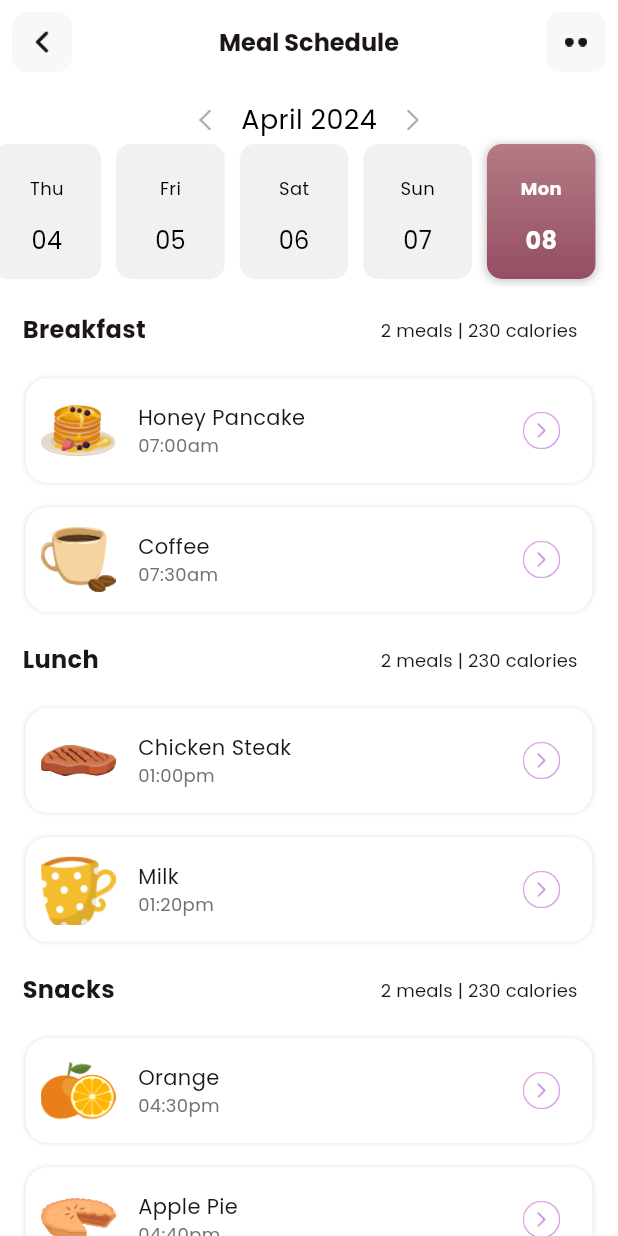
After one commit to 21020286LeMinhChau/FitnessApp, a Flutter app: the MealScheduleView screen opened directly, on a phone screen of 412 x 824 dp. The commit adds this screen. Run offline on Flutter 3.47's test engine with Material 3 defaults, Android fonts, the light colour scheme and no system bars; drawn by our look-alikes of scrollable_positioned_list; our stand-ins replace animated_toggle_switch, carousel_slider, cloud_firestore, firebase_core, fl_chart, fluttertoast and 10 more; missing offline and left inert: dart:ffi, dotted_dashed_line, flutter_config, simple_animation_progress_bar; accounts and stored records are empty; key blocks and very long unbroken strings in the code were emptied for the run.

Commit message:
Meal Schedule

```diff
--- a/lib/common/color_extension.dart
+++ b/lib/common/color_extension.dart
@@ -2,11 +2,11 @@
 import 'package:flutter/material.dart';
 
 class TColor {
-  static Color get primaryColor1 => const Color(0xff92A3FD);
-  static Color get primaryColor2 => const Color(0xff9DCEFF);
+  static Color get primaryColor1 => const Color(0xff944E63);
+  static Color get primaryColor2 => const Color(0xffB47B84);
 
-  static Color get secondaryColor1 => const Color(0xffC58BF2);
-  static Color get secondaryColor2 => const Color(0xffEEA4CE);
+  static Color get secondaryColor1 => const Color(0xff12372A);
+  static Color get secondaryColor2 => const Color(0xff436850);
 
 
   static List<Color> get primaryG => [ primaryColor2, primaryColor1 ];
--- /dev/null
+++ b/lib/common_widget/food_schedule.dart
@@ -0,0 +1,57 @@
+import 'package:fitness/common/color_extension.dart';
+import 'package:flutter/material.dart';
+
+class FoodSchedule extends StatelessWidget {
+  final Map mObj;
+  const FoodSchedule({super.key, required this.mObj});
+
+  @override
+  Widget build(BuildContext context) {
+    return Container(
+        margin: const EdgeInsets.symmetric(vertical: 8, horizontal: 2),
+        padding: const EdgeInsets.all(10),
+        decoration: BoxDecoration(
+            color: TColor.white,
+            borderRadius: BorderRadius.circular(15),
+            boxShadow: const [BoxShadow(color: Colors.black12, blurRadius: 2)]),
+        child: Row(
+          children: [
+            Image.asset(
+              mObj["image"].toString(),
+              width: 50,
+              height: 50,
+              fit: BoxFit.contain,
+            ),
+            const SizedBox(
+              width: 15,
+            ),
+            Expanded(
+              child: Column(
+                crossAxisAlignment: CrossAxisAlignment.start,
+                children: [
+                  Text(
+                    mObj["name"].toString(),
+                    style: TextStyle(
+                        color: TColor.black,
+                        fontSize: 14,
+                        fontWeight: FontWeight.w500),
+                  ),
+                  Text(
+                    "${mObj["time"]}",
+                    style: TextStyle(color: TColor.gray, fontSize: 12),
+                  )
+                ],
+              ),
+            ),
+            IconButton(
+              onPressed: () {},
+              icon: Image.asset(
+                "assets/img/next_icon.png",
+                width: 25,
+                height: 25,
+              ),
+            )
+          ],
+        ));
+  }
+}
--- a/lib/common_widget/ingredient_next_row.dart
+++ b/lib/common_widget/ingredient_next_row.dart
@@ -36,7 +36,7 @@ class IngredientNextRow extends StatelessWidget {
                   gradient: LinearGradient(
                     begin: Alignment.topLeft,
                     end: Alignment.bottomRight,
-                    colors: [TColor.primaryColor2.withOpacity(0.9), TColor.secondaryColor1.withOpacity(0.5)],
+                    colors: [TColor.primaryColor2.withOpacity(0.5), TColor.primaryColor1.withOpacity(0.5)],
                   ),
                   boxShadow: [
                     BoxShadow(
--- a/lib/common_widget/meal_recommend_cell.dart
+++ b/lib/common_widget/meal_recommend_cell.dart
@@ -16,8 +16,8 @@ class MealRecommendCell extends StatelessWidget {
       width: media.width * 0.5,
       decoration: BoxDecoration(
           gradient: LinearGradient(colors: [
-            TColor.secondaryColor1.withOpacity(0.5),
-            TColor.secondaryColor2.withOpacity(0.5)
+            TColor.primaryColor1.withOpacity(0.3),
+            TColor.primaryColor2.withOpacity(0.3)
           ]),
           borderRadius: BorderRadius.circular(25)),
       child: Column(
@@ -57,7 +57,7 @@ class MealRecommendCell extends StatelessWidget {
               height: 35,
               child: RoundButton(
                   fontSize: 12,
-                  type: RoundButtonType.bgGradient,
+                  type: RoundButtonType.bgSGradient,
                   title: "View",
                   onPressed: () {}),
             ),
--- a/lib/view/meal_planner/food_info_details_view.dart
+++ b/lib/view/meal_planner/food_info_details_view.dart
@@ -1,10 +1,11 @@
 import 'package:fitness/common/color_extension.dart';
 import 'package:fitness/common_widget/food_step_detail_row.dart';
-import 'package:fitness/common_widget/icon_title_next_row.dart';
+// import 'package:fitness/common_widget/icon_title_next_row.dart';
 import 'package:fitness/common_widget/ingredient_next_row.dart';
 import 'package:fitness/common_widget/round_button.dart';
-import 'package:fitness/view/workout_tracker/exercises_stpe_details.dart';
-import 'package:fitness/view/workout_tracker/workout_schedule_view.dart';
+import 'package:fitness/view/meal_planner/meal_schedule_view.dart';
+// import 'package:fitness/view/workout_tracker/exercises_stpe_details.dart';
+// import 'package:fitness/view/workout_tracker/workout_schedule_view.dart';
 import 'package:flutter/material.dart';
 import 'package:readmore/readmore.dart';
 
@@ -388,11 +389,12 @@ class _FoodInfoDetailViewState extends State<FoodInfoDetailView> {
                       ),
                       // SizedBox(,
                       SizedBox(
-                        height: media.width * 0.1,
+                        height: media.width * 0.3,
                       ),
                     ],
                   ),
                 ),
+
                 SafeArea(
                   child: Column(
                     mainAxisSize: MainAxisSize.max,
@@ -400,7 +402,13 @@ class _FoodInfoDetailViewState extends State<FoodInfoDetailView> {
                     children: [
                       RoundButton(
                           title: "Add to ${widget.mObj['name']} Meal",
-                          onPressed: () {})
+                          type: RoundButtonType.bgSGradient ,
+                          onPressed: () {
+                            Navigator.push(
+                                context,
+                                MaterialPageRoute(
+                                    builder: (context) => const MealScheduleView()));
+                          })
                     ],
                   ),
                 )
@@ -408,6 +416,7 @@ class _FoodInfoDetailViewState extends State<FoodInfoDetailView> {
             ),
           ),
         ),
+
       ),
     );
   }
--- /dev/null
+++ b/lib/view/meal_planner/meal_schedule_view.dart
@@ -0,0 +1,424 @@
+import 'package:calendar_agenda/calendar_agenda.dart';
+import 'package:fitness/common/color_extension.dart';
+import 'package:fitness/common_widget/food_schedule.dart';
+import 'package:flutter/material.dart';
+
+class MealScheduleView extends StatefulWidget {
+  const MealScheduleView({super.key});
+
+  @override
+  State<MealScheduleView> createState() => _MealScheduleViewState();
+}
+
+class _MealScheduleViewState extends State<MealScheduleView> {
+  @override
+  Widget build(BuildContext context) {
+    List breakfastArr = [
+      {
+        "name": "Honey Pancake",
+        "time": "07:00am",
+        "image": "assets/img/honey_pan.png"
+      },
+      {"name": "Coffee", "time": "07:30am", "image": "assets/img/coffee.png"},
+    ];
+
+    List lunchArr = [
+      {
+        "name": "Chicken Steak",
+        "time": "01:00pm",
+        "image": "assets/img/chicken.png"
+      },
+      {
+        "name": "Milk",
+        "time": "01:20pm",
+        "image": "assets/img/glass-of-milk 1.png"
+      },
+    ];
+    List snacksArr = [
+      {"name": "Orange", "time": "04:30pm", "image": "assets/img/orange.png"},
+      {
+        "name": "Apple Pie",
+        "time": "04:40pm",
+        "image": "assets/img/apple_pie.png"
+      },
+    ];
+    List dinnerArr = [
+      {"name": "Salad", "time": "07:10pm", "image": "assets/img/salad.png"},
+      {"name": "Oatmeal", "time": "08:10pm", "image": "assets/img/oatmeal.png"},
+    ];
+
+    List nutritionArr = [
+      {
+        "title": "Calories",
+        "image": "assets/img/burn.png",
+        "unit_name": "kCal",
+        "value": "350",
+        "max_value": "500",
+      },
+      {
+        "title": "Proteins",
+        "image": "assets/img/proteins.png",
+        "unit_name": "g",
+        "value": "300",
+        "max_value": "1000",
+      },
+      {
+        "title": "Fats",
+        "image": "assets/img/egg.png",
+        "unit_name": "g",
+        "value": "140",
+        "max_value": "1000",
+      },
+      {
+        "title": "Carbo",
+        "image": "assets/img/carbo.png",
+        "unit_name": "g",
+        "value": "140",
+        "max_value": "1000",
+      },
+    ];
+    CalendarAgendaController controller = CalendarAgendaController();
+    late DateTime _selectedDate;
+    var media = MediaQuery.of(context);
+    void initState(initState) {
+      super.initState();
+      _selectedDate = DateTime.now();
+    }
+
+    return Scaffold(
+      appBar: AppBar(
+        backgroundColor: TColor.white,
+        centerTitle: true,
+        elevation: 0,
+        leading: InkWell(
+          onTap: () {
+            Navigator.pop(context);
+          },
+          child: Container(
+            margin: const EdgeInsets.all(8),
+            height: 40,
+            width: 40,
+            alignment: Alignment.center,
+            decoration: BoxDecoration(
+                color: TColor.lightGray,
+                borderRadius: BorderRadius.circular(10)),
+            child: Image.asset(
+              "assets/img/black_btn.png",
+              width: 15,
+              height: 15,
+              fit: BoxFit.contain,
+            ),
+          ),
+        ),
+        title: Text(
+          "Meal Schedule",
+          style: TextStyle(
+              color: TColor.black, fontSize: 16, fontWeight: FontWeight.w700),
+        ),
+        actions: [
+          InkWell(
+            onTap: () {},
+            child: Container(
+              margin: const EdgeInsets.all(8),
+              height: 40,
+              width: 40,
+              alignment: Alignment.center,
+              decoration: BoxDecoration(
+                  color: TColor.lightGray,
+                  borderRadius: BorderRadius.circular(10)),
+              child: Image.asset(
+                "assets/img/more_btn.png",
+                width: 15,
+                height: 15,
+                fit: BoxFit.contain,
+              ),
+            ),
+          )
+        ],
+      ),
+      backgroundColor: TColor.white,
+      body: Column(
+        crossAxisAlignment: CrossAxisAlignment.start,
+        children: [
+          CalendarAgenda(
+            controller: controller,
+            appbar: false,
+            selectedDayPosition: SelectedDayPosition.center,
+            leading: IconButton(
+                onPressed: () {},
+                icon: Image.asset(
+                  "assets/img/ArrowLeft.png",
+                  width: 15,
+                  height: 15,
+                )),
+            training: IconButton(
+                onPressed: () {},
+                icon: Image.asset(
+                  "assets/img/ArrowRight.png",
+                  width: 15,
+                  height: 15,
+                )),
+            weekDay: WeekDay.short,
+            dayNameFontSize: 12,
+            dayNumberFontSize: 16,
+            dayBGColor: Colors.grey.withOpacity(0.15),
+            titleSpaceBetween: 15,
+            backgroundColor: Colors.transparent,
+            // fullCalendar: false,
+            fullCalendarScroll: FullCalendarScroll.horizontal,
+            fullCalendarDay: WeekDay.short,
+            selectedDateColor: Colors.white,
+            dateColor: Colors.black,
+            locale: 'en',
+
+            initialDate: DateTime.now(),
+            calendarEventColor: TColor.primaryColor2,
+            firstDate: DateTime.now().subtract(const Duration(days: 140)),
+            lastDate: DateTime.now().add(const Duration(days: 60)),
+
+            onDateSelected: (date) {
+              _selectedDate = date;
+            },
+            selectedDayLogo: Container(
+              width: double.maxFinite,
+              height: double.maxFinite,
+              decoration: BoxDecoration(
+                gradient: LinearGradient(
+                    colors: TColor.primaryG,
+                    begin: Alignment.topCenter,
+                    end: Alignment.bottomCenter),
+                borderRadius: BorderRadius.circular(10.0),
+              ),
+            ),
+          ),
+          Expanded(
+              child: SingleChildScrollView(
+                  child: Column(
+            crossAxisAlignment: CrossAxisAlignment.start,
+            children: [
+              Padding(
+                  padding: const EdgeInsets.symmetric(horizontal: 15),
+                  child: Row(
+                    mainAxisAlignment: MainAxisAlignment.spaceBetween,
+                    children: [
+                      Text(
+                        "Breakfast",
+                        style: TextStyle(
+                            color: TColor.black,
+                            fontSize: 16,
+                            fontWeight: FontWeight.w700),
+                      ),
+                      TextButton(
+                        onPressed: () {},
+                        child: Text(
+                          "${breakfastArr.length} meals | 230 calories",
+                          style: TextStyle(
+                              color: TColor.black,
+                              fontSize: 12,
+                              fontWeight: FontWeight.w400),
+                        ),
+                      )
+                    ],
+                  )),
+              ListView.builder(
+                  padding: const EdgeInsets.symmetric(horizontal: 15),
+                  physics: const NeverScrollableScrollPhysics(),
+                  shrinkWrap: true,
+                  itemCount: breakfastArr.length,
+                  itemBuilder: (context, index) {
+                    var hObj = breakfastArr[index];
+                    return FoodSchedule(mObj: hObj);
+                  }),
+              Padding(
+                  padding: const EdgeInsets.symmetric(horizontal: 15),
+                  child: Row(
+                    mainAxisAlignment: MainAxisAlignment.spaceBetween,
+                    children: [
+                      Text(
+                        "Lunch",
+                        style: TextStyle(
+                            color: TColor.black,
+                            fontSize: 16,
+                            fontWeight: FontWeight.w700),
+                      ),
+                      TextButton(
+                        onPressed: () {},
+                        child: Text(
+                          "${lunchArr.length} meals | 230 calories",
+                          style: TextStyle(
+                              color: TColor.black,
+                              fontSize: 12,
+                              fontWeight: FontWeight.w400),
+                        ),
+                      )
+                    ],
+                  )),
+              ListView.builder(
+                  padding: const EdgeInsets.symmetric(horizontal: 15),
+                  physics: const NeverScrollableScrollPhysics(),
+                  shrinkWrap: true,
+                  itemCount: lunchArr.length,
+                  itemBuilder: (context, index) {
+                    var lObj = lunchArr[index];
+                    return FoodSchedule(mObj: lObj);
+                  }),
+              Padding(
+                  padding: const EdgeInsets.symmetric(horizontal: 15),
+                  child: Row(
+                    mainAxisAlignment: MainAxisAlignment.spaceBetween,
+                    children: [
+                      Text(
+                        "Snacks",
+                        style: TextStyle(
+                            color: TColor.black,
+                            fontSize: 16,
+                            fontWeight: FontWeight.w700),
+                      ),
+                      TextButton(
+                        onPressed: () {},
+                        child: Text(
+                          "${snacksArr.length} meals | 230 calories",
+                          style: TextStyle(
+                              color: TColor.black,
+                              fontSize: 12,
+                              fontWeight: FontWeight.w400),
+                        ),
+                      )
+                    ],
+                  )),
+              ListView.builder(
+                  padding: const EdgeInsets.symmetric(horizontal: 15),
+                  physics: const NeverScrollableScrollPhysics(),
+                  shrinkWrap: true,
+                  itemCount: snacksArr.length,
+                  itemBuilder: (context, index) {
+                    var sObj = snacksArr[index];
+                    return FoodSchedule(mObj: sObj);
+                  }),
+              Padding(
+                  padding: const EdgeInsets.symmetric(horizontal: 15),
+                  child: Row(
+                    mainAxisAlignment: MainAxisAlignment.spaceBetween,
+                    children: [
+                      Text(
+                        "Dinner",
+                        style: TextStyle(
+                            color: TColor.black,
+                            fontSize: 16,
+                            fontWeight: FontWeight.w700),
+                      ),
+                      TextButton(
+                        onPressed: () {},
+                        child: Text(
+                          "${dinnerArr.length} meals | 230 calories",
+                          style: TextStyle(
+                              color: TColor.black,
+                              fontSize: 12,
+                              fontWeight: FontWeight.w400),
+                        ),
+                      )
+                    ],
+                  )),
+              ListView.builder(
+                  padding: const EdgeInsets.symmetric(horizontal: 15),
+                  physics: const NeverScrollableScrollPhysics(),
+                  shrinkWrap: true,
+                  itemCount: dinnerArr.length,
+                  itemBuilder: (context, index) {
+                    var dObj = dinnerArr[index];
+                    return FoodSchedule(mObj: dObj);
+                  }),
+              const SizedBox(
+                height: 10,
+              ),
+              Padding(
+                  padding: const EdgeInsets.symmetric(horizontal: 15),
+                  child: Row(
+                    mainAxisAlignment: MainAxisAlignment.spaceBetween,
+                    children: [
+                      Text(
+                        "Today Meal Nutritions",
+                        style: TextStyle(
+                            color: TColor.black,
+                            fontSize: 16,
+                            fontWeight: FontWeight.w700),
+                      ),
+                    ],
+                  )),
+              const SizedBox(
+                height: 10,
+              ),
+              ListView.builder(
+                  padding: const EdgeInsets.symmetric(horizontal: 15),
+                  physics: const NeverScrollableScrollPhysics(),
+                  shrinkWrap: true,
+                  itemCount: nutritionArr.length,
+                  itemBuilder: (context, index) {
+                    var nObj = nutritionArr[index];
+                    // return progress bar
+                    return Container(
+                      margin: const EdgeInsets.symmetric(vertical: 8),
+                      child: Column(
+                        children: [
+                          Row(
+                            children: [
+                              Text(
+                                nObj["title"].toString(),
+                                style: TextStyle(
+                                    color: TColor.black, fontSize: 12),
+                              ),
+                              SizedBox(width: 8),
+                              Image.asset(
+                                nObj["image"].toString(),
+                                width: 15,
+                                height: 15,
+                                fit: BoxFit.contain,
+                              ),
+                              const Spacer(),
+                              Text(
+                                "${nObj["value"].toString()} ${nObj["unit_name"].toString()}",
+                                style:
+                                    TextStyle(color: TColor.gray, fontSize: 11),
+                              ),
+                            ],
+                          ),
+                          const SizedBox(height: 5),
+                          Container(
+                            height: 10,
+                            width: media.size.width * 0.9,
+                            decoration: BoxDecoration(
+                              color: TColor.lightGray,
+                              borderRadius: BorderRadius.circular(10),
+                            ),
+                            // progress bar with value and max value
+                            child: FractionallySizedBox(
+                              alignment: Alignment.centerLeft,
+                              widthFactor: double.parse(
+                                      nObj["value"].toString()) /
+                                  double.parse(nObj["max_value"].toString()),
+                              child: Container(
+                                decoration: BoxDecoration(
+                                  gradient: LinearGradient(
+                                    colors: [
+                                      TColor.primaryColor2,
+                                      TColor.secondaryColor1
+                                    ],
+                                    begin: Alignment.topLeft,
+                                    end: Alignment.bottomRight,
+                                  ),
+                                  borderRadius: BorderRadius.circular(10),
+                                ),
+                              ),
+                            ),
+                          ),
+                        ],
+                      ),
+                    );
+                  }),
+            ],
+          )))
+        ],
+      ),
+    );
+  }
+}
```
